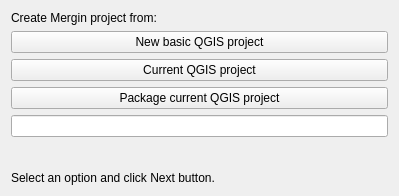
MerginMaps/qgis-plugin, file Mergin/ui/ui_new_proj_init_page.ui: the form before one commit.
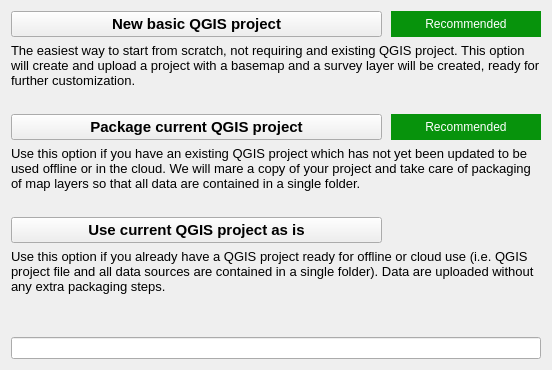
The form after the commit.

Commit message: Init wizard page buttons description added. Basic project has now a simple survey vector layer.

```diff
--- a/Mergin/ui/ui_new_proj_init_page.ui
+++ b/Mergin/ui/ui_new_proj_init_page.ui
@@ -6,17 +6,263 @@
    <rect>
     <x>0</x>
     <y>0</y>
-    <width>399</width>
-    <height>196</height>
+    <width>552</width>
+    <height>370</height>
    </rect>
   </property>
+  <property name="minimumSize">
+   <size>
+    <width>0</width>
+    <height>350</height>
+   </size>
+  </property>
   <property name="windowTitle">
    <string>Create Mergin Project</string>
   </property>
-  <layout class="QGridLayout" name="gridLayout_2">
-   <item row="0" column="0">
-    <layout class="QGridLayout" name="gridLayout">
-     <item row="5" column="0">
+  <layout class="QVBoxLayout" name="verticalLayout_3">
+   <item>
+    <layout class="QVBoxLayout" name="verticalLayout">
+     <property name="bottomMargin">
+      <number>0</number>
+     </property>
+     <item>
+      <layout class="QVBoxLayout" name="verticalLayout_2">
+       <property name="bottomMargin">
+        <number>20</number>
+       </property>
+       <item>
+        <layout class="QHBoxLayout" name="horizontalLayout_2">
+         <property name="spacing">
+          <number>9</number>
+         </property>
+         <property name="bottomMargin">
+          <number>0</number>
+         </property>
+         <item>
+          <widget class="QPushButton" name="basic_proj_btn">
+           <property name="focusPolicy">
+            <enum>Qt::NoFocus</enum>
+           </property>
+           <property name="styleSheet">
+            <string notr="true">QPushButton {font: bold 11pt}</string>
+           </property>
+           <property name="text">
+            <string>New basic QGIS project</string>
+           </property>
+           <property name="checkable">
+            <bool>true</bool>
+           </property>
+           <property name="autoExclusive">
+            <bool>true</bool>
+           </property>
+          </widget>
+         </item>
+         <item>
+          <widget class="QLabel" name="label_4">
+           <property name="sizePolicy">
+            <sizepolicy hsizetype="Fixed" vsizetype="Preferred">
+             <horstretch>0</horstretch>
+             <verstretch>0</verstretch>
+            </sizepolicy>
+           </property>
+           <property name="minimumSize">
+            <size>
+             <width>150</width>
+             <height>0</height>
+            </size>
+           </property>
+           <property name="styleSheet">
+            <string notr="true">QLabel {background-color: #07930c; color: white;}</string>
+           </property>
+           <property name="text">
+            <string>  Recommended  </string>
+           </property>
+           <property name="alignment">
+            <set>Qt::AlignCenter</set>
+           </property>
+          </widget>
+         </item>
+        </layout>
+       </item>
+       <item>
+        <widget class="QLabel" name="basic_proj_label">
+         <property name="sizePolicy">
+          <sizepolicy hsizetype="Preferred" vsizetype="Preferred">
+           <horstretch>0</horstretch>
+           <verstretch>0</verstretch>
+          </sizepolicy>
+         </property>
+         <property name="styleSheet">
+          <string notr="true">QLabel {font-size: 10pt}</string>
+         </property>
+         <property name="text">
+          <string>The easiest way to start from scratch, not requiring and existing QGIS project. This option will create and upload a project with a basemap and a survey layer will be created, ready for further customization.</string>
+         </property>
+         <property name="wordWrap">
+          <bool>true</bool>
+         </property>
+        </widget>
+       </item>
+      </layout>
+     </item>
+     <item>
+      <layout class="QVBoxLayout" name="verticalLayout_4">
+       <property name="bottomMargin">
+        <number>20</number>
+       </property>
+       <item>
+        <layout class="QHBoxLayout" name="horizontalLayout">
+         <property name="spacing">
+          <number>9</number>
+         </property>
+         <property name="bottomMargin">
+          <number>0</number>
+         </property>
+         <item>
+          <widget class="QPushButton" name="cur_proj_pack_btn">
+           <property name="focusPolicy">
+            <enum>Qt::NoFocus</enum>
+           </property>
+           <property name="styleSheet">
+            <string notr="true">QPushButton {font: bold 11pt}</string>
+           </property>
+           <property name="text">
+            <string>Package current QGIS project</string>
+           </property>
+           <property name="checkable">
+            <bool>true</bool>
+           </property>
+           <property name="autoExclusive">
+            <bool>true</bool>
+           </property>
+          </widget>
+         </item>
+         <item>
+          <widget class="QLabel" name="label_3">
+           <property name="sizePolicy">
+            <sizepolicy hsizetype="Fixed" vsizetype="Preferred">
+             <horstretch>0</horstretch>
+             <verstretch>0</verstretch>
+            </sizepolicy>
+           </property>
+           <property name="minimumSize">
+            <size>
+             <width>150</width>
+             <height>0</height>
+            </size>
+           </property>
+           <property name="styleSheet">
+            <string notr="true">QLabel {background-color: #07930c; color: white;}</string>
+           </property>
+           <property name="text">
+            <string>  Recommended  </string>
+           </property>
+           <property name="alignment">
+            <set>Qt::AlignCenter</set>
+           </property>
+          </widget>
+         </item>
+        </layout>
+       </item>
+       <item>
+        <widget class="QLabel" name="cur_proj_pack_label">
+         <property name="sizePolicy">
+          <sizepolicy hsizetype="Preferred" vsizetype="Preferred">
+           <horstretch>0</horstretch>
+           <verstretch>0</verstretch>
+          </sizepolicy>
+         </property>
+         <property name="styleSheet">
+          <string notr="true">QLabel {font-size: 10pt}</string>
+         </property>
+         <property name="text">
+          <string>&lt;html&gt;&lt;head/&gt;&lt;body&gt;&lt;p&gt;Use this option if you have an existing QGIS project which has not yet been updated to be used offline or in the cloud. We will mare a copy of your project and take care of packaging of map layers so that all data are contained in a single folder.&lt;/p&gt;&lt;/body&gt;&lt;/html&gt;</string>
+         </property>
+         <property name="wordWrap">
+          <bool>true</bool>
+         </property>
+        </widget>
+       </item>
+      </layout>
+     </item>
+     <item>
+      <layout class="QVBoxLayout" name="verticalLayout_5">
+       <property name="bottomMargin">
+        <number>0</number>
+       </property>
+       <item>
+        <layout class="QHBoxLayout" name="horizontalLayout_4">
+         <property name="spacing">
+          <number>9</number>
+         </property>
+         <property name="bottomMargin">
+          <number>0</number>
+         </property>
+         <item>
+          <widget class="QPushButton" name="cur_proj_no_pack_btn">
+           <property name="focusPolicy">
+            <enum>Qt::NoFocus</enum>
+           </property>
+           <property name="styleSheet">
+            <string notr="true">QPushButton {font: bold 11pt}</string>
+           </property>
+           <property name="text">
+            <string>Use current QGIS project as is</string>
+           </property>
+           <property name="checkable">
+            <bool>true</bool>
+           </property>
+           <property name="autoExclusive">
+            <bool>true</bool>
+           </property>
+          </widget>
+         </item>
+         <item>
+          <widget class="QLabel" name="label_5">
+           <property name="sizePolicy">
+            <sizepolicy hsizetype="Fixed" vsizetype="Preferred">
+             <horstretch>0</horstretch>
+             <verstretch>0</verstretch>
+            </sizepolicy>
+           </property>
+           <property name="minimumSize">
+            <size>
+             <width>150</width>
+             <height>0</height>
+            </size>
+           </property>
+           <property name="text">
+            <string/>
+           </property>
+           <property name="alignment">
+            <set>Qt::AlignCenter</set>
+           </property>
+          </widget>
+         </item>
+        </layout>
+       </item>
+       <item>
+        <widget class="QLabel" name="cur_proj_no_pack_label">
+         <property name="sizePolicy">
+          <sizepolicy hsizetype="Preferred" vsizetype="Fixed">
+           <horstretch>0</horstretch>
+           <verstretch>0</verstretch>
+          </sizepolicy>
+         </property>
+         <property name="styleSheet">
+          <string notr="true">QLabel {font-size: 10pt}</string>
+         </property>
+         <property name="text">
+          <string>&lt;html&gt;&lt;head/&gt;&lt;body&gt;&lt;p&gt;Use this option if you already have a QGIS project ready for offline or cloud use (i.e. QGIS project file and all data sources are contained in a single folder). Data are uploaded without any extra packaging steps.&lt;/p&gt;&lt;/body&gt;&lt;/html&gt;</string>
+         </property>
+         <property name="wordWrap">
+          <bool>true</bool>
+         </property>
+        </widget>
+       </item>
+      </layout>
+     </item>
+     <item>
       <spacer name="verticalSpacer">
        <property name="orientation">
         <enum>Qt::Vertical</enum>
@@ -29,67 +275,11 @@
        </property>
       </spacer>
      </item>
-     <item row="0" column="0">
-      <widget class="QLabel" name="label">
-       <property name="text">
-        <string>Create Mergin project from:</string>
-       </property>
-      </widget>
-     </item>
-     <item row="1" column="0">
-      <widget class="QPushButton" name="basic_proj_btn">
-       <property name="focusPolicy">
-        <enum>Qt::NoFocus</enum>
-       </property>
-       <property name="text">
-        <string>New basic QGIS project</string>
-       </property>
-       <property name="checkable">
-        <bool>true</bool>
-       </property>
-       <property name="autoExclusive">
-        <bool>false</bool>
-       </property>
-      </widget>
-     </item>
-     <item row="4" column="0">
-      <widget class="QLineEdit" name="hidden_ledit"/>
-     </item>
-     <item row="6" column="0">
-      <widget class="QLabel" name="label_2">
-       <property name="text">
-        <string>Select an option and click Next button.</string>
-       </property>
-      </widget>
-     </item>
-     <item row="2" column="0">
-      <widget class="QPushButton" name="cur_proj_no_pack_btn">
-       <property name="focusPolicy">
-        <enum>Qt::NoFocus</enum>
-       </property>
-       <property name="text">
-        <string>Current QGIS project</string>
-       </property>
-       <property name="checkable">
-        <bool>true</bool>
-       </property>
-       <property name="autoExclusive">
-        <bool>false</bool>
-       </property>
-      </widget>
-     </item>
-     <item row="3" column="0">
-      <widget class="QPushButton" name="cur_proj_pack_btn">
-       <property name="text">
-        <string>Package current QGIS project</string>
-       </property>
-       <property name="checkable">
-        <bool>true</bool>
-       </property>
-      </widget>
-     </item>
     </layout>
    </item>
+   <item>
+    <widget class="QLineEdit" name="hidden_ledit"/>
+   </item>
   </layout>
  </widget>
  <resources/>
```
The commit also changes 2 other files.
